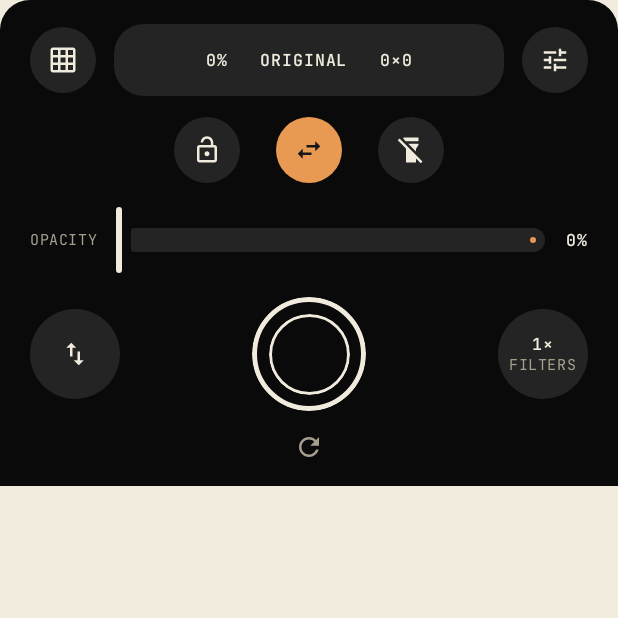
After one commit to alekslime/Picasso, an Android app built with Jetpack Compose: the composable CleanTraceDeck called with empty values, on a phone screen of 412 x 824 dp, the top half of it. The commit adds this screen. Run offline under Robolectric (Android 15) with nearby library versions, the phone set to English and light mode, and no system bars.

Commit message:
Make clean camera deck the default trace state
The trace screen previously opened with the full expanded panel
covering the camera, so it did not match the Figma hero. Add
CleanTraceDeck (readout pill, circular controls, opacity slider,
ring-shutter record, filter cycler) as the default state, with the
full panel as the expanded secondary state, plus viewfinder focus
marks. Sync all rounded corners to 20dp in theme shapes and chips.

```diff
--- /dev/null
+++ b/app/src/main/java/app/picasso/tracer/ui/trace/CleanTraceDeck.kt
@@ -0,0 +1,296 @@
+package app.picasso.tracer.ui.trace
+
+import androidx.compose.foundation.background
+import androidx.compose.foundation.border
+import androidx.compose.foundation.clickable
+import androidx.compose.foundation.layout.Arrangement
+import androidx.compose.foundation.layout.Box
+import androidx.compose.foundation.layout.Column
+import androidx.compose.foundation.layout.Row
+import androidx.compose.foundation.layout.Spacer
+import androidx.compose.foundation.layout.fillMaxWidth
+import androidx.compose.foundation.layout.height
+import androidx.compose.foundation.layout.padding
+import androidx.compose.foundation.layout.size
+import androidx.compose.foundation.shape.CircleShape
+import androidx.compose.foundation.shape.RoundedCornerShape
+import androidx.compose.material.icons.Icons
+import androidx.compose.material.icons.filled.FlashlightOff
+import androidx.compose.material.icons.filled.FlashlightOn
+import androidx.compose.material.icons.filled.GridOn
+import androidx.compose.material.icons.filled.Lock
+import androidx.compose.material.icons.filled.LockOpen
+import androidx.compose.material.icons.filled.Refresh
+import androidx.compose.material.icons.filled.SwapHoriz
+import androidx.compose.material.icons.filled.SwapVert
+import androidx.compose.material.icons.filled.Tune
+import androidx.compose.material3.Icon
+import androidx.compose.material3.MaterialTheme
+import androidx.compose.material3.Text
+import androidx.compose.runtime.Composable
+import androidx.compose.ui.Alignment
+import androidx.compose.ui.Modifier
+import androidx.compose.ui.draw.clip
+import androidx.compose.ui.graphics.Color
+import androidx.compose.ui.graphics.vector.ImageVector
+import androidx.compose.ui.res.stringResource
+import androidx.compose.ui.unit.dp
+import app.picasso.tracer.R
+import app.picasso.tracer.domain.model.TraceFilter
+import app.picasso.tracer.ui.theme.PicassoBlack
+import app.picasso.tracer.ui.theme.PicassoInk
+import app.picasso.tracer.ui.theme.PicassoOchre
+import app.picasso.tracer.ui.theme.PicassoPaper
+import app.picasso.tracer.ui.theme.PicassoPaperMuted
+import app.picasso.tracer.ui.theme.PicassoSurface
+import kotlin.math.roundToInt
+
+/**
+ * The Figma hero deck ("Trace — Clean Camera"): this is what the trace
+ * screen opens with. Black deck under the viewfinder, mono readout pill,
+ * circular controls, opacity slider and a ring shutter (Record).
+ * Tapping the pill (or Tune) expands the full [TraceControls] panel.
+ */
+@Composable
+fun CleanTraceDeck(
+    opacity: Float,
+    locked: Boolean,
+    torchOn: Boolean,
+    filter: TraceFilter,
+    gridVisible: Boolean,
+    gridRows: Int,
+    gridCols: Int,
+    recording: Boolean,
+    onOpacity: (Float) -> Unit,
+    onToggleLock: () -> Unit,
+    onFlipH: () -> Unit,
+    onFlipV: () -> Unit,
+    onToggleTorch: () -> Unit,
+    onToggleGrid: () -> Unit,
+    onResetView: () -> Unit,
+    onCycleFilter: () -> Unit,
+    onRecord: () -> Unit,
+    onExpand: () -> Unit,
+    modifier: Modifier = Modifier,
+) {
+    Column(
+        modifier = modifier
+            .fillMaxWidth()
+            .clip(RoundedCornerShape(topStart = 20.dp, topEnd = 20.dp))
+            .background(PicassoBlack)
+            .padding(horizontal = 20.dp, vertical = 16.dp),
+        verticalArrangement = Arrangement.spacedBy(14.dp),
+    ) {
+        // Row 1: grid · readout pill · expand
+        Row(
+            verticalAlignment = Alignment.CenterVertically,
+            horizontalArrangement = Arrangement.spacedBy(12.dp),
+            modifier = Modifier.fillMaxWidth(),
+        ) {
+            DeckButton(
+                icon = Icons.Default.GridOn,
+                description = stringResource(R.string.grid),
+                active = gridVisible,
+                size = 44,
+                onClick = onToggleGrid,
+            )
+            Row(
+                verticalAlignment = Alignment.CenterVertically,
+                horizontalArrangement = Arrangement.Center,
+                modifier = Modifier
+                    .weight(1f)
+                    .height(48.dp)
+                    .clip(RoundedCornerShape(20.dp))
+                    .background(PicassoSurface)
+                    .clickable(onClick = onExpand)
+                    .padding(horizontal = 12.dp),
+            ) {
+                Text(
+                    "${(opacity * 100).roundToInt()}%   ${filter.name}   $gridRows×$gridCols",
+                    style = MaterialTheme.typography.labelMedium,
+                    color = PicassoPaper,
+                )
+            }
+            DeckButton(
+                icon = Icons.Default.Tune,
+                description = stringResource(R.string.expand_panel),
+                active = false,
+                size = 44,
+                onClick = onExpand,
+            )
+        }
+
+        // Row 2: lock · flip (Ochre accent in the reference) · torch
+        Row(
+            horizontalArrangement = Arrangement.spacedBy(24.dp, Alignment.CenterHorizontally),
+            verticalAlignment = Alignment.CenterVertically,
+            modifier = Modifier.fillMaxWidth(),
+        ) {
+            DeckButton(
+                icon = if (locked) Icons.Default.Lock else Icons.Default.LockOpen,
+                description = stringResource(if (locked) R.string.unlock_overlay else R.string.lock_overlay),
+                active = locked,
+                size = 44,
+                onClick = onToggleLock,
+            )
+            DeckButton(
+                icon = Icons.Default.SwapHoriz,
+                description = stringResource(R.string.flip_horizontal),
+                active = true,
+                size = 44,
+                onClick = onFlipH,
+            )
+            DeckButton(
+                icon = if (torchOn) Icons.Default.FlashlightOn else Icons.Default.FlashlightOff,
+                description = stringResource(R.string.toggle_flashlight),
+                active = torchOn,
+                size = 44,
+                onClick = onToggleTorch,
+            )
+        }
+
+        // Opacity slider (hero shows it in the collapsed deck too)
+        Row(verticalAlignment = Alignment.CenterVertically) {
+            Text(
+                stringResource(R.string.opacity).uppercase(),
+                style = MaterialTheme.typography.labelSmall,
+                color = PicassoPaperMuted,
+            )
+            Spacer(Modifier.size(12.dp))
+            PicassoSlider(
+                value = opacity,
+                onValueChange = onOpacity,
+                modifier = Modifier.weight(1f),
+            )
+            Spacer(Modifier.size(12.dp))
+            Text(
+                "${(opacity * 100).roundToInt()}%",
+                style = MaterialTheme.typography.labelMedium,
+                color = PicassoPaper,
+            )
+        }
+
+        // Bottom row: flip V · ring shutter (Record) · filter cycler
+        Row(
+            verticalAlignment = Alignment.CenterVertically,
+            horizontalArrangement = Arrangement.SpaceBetween,
+            modifier = Modifier.fillMaxWidth(),
+        ) {
+            DeckButton(
+                icon = Icons.Default.SwapVert,
+                description = stringResource(R.string.flip_vertical),
+                active = false,
+                size = 60,
+                onClick = onFlipV,
+            )
+            // Ring shutter from the reference; records video in Picasso.
+            Box(
+                contentAlignment = Alignment.Center,
+                modifier = Modifier
+                    .size(76.dp)
+                    .clip(CircleShape)
+                    .border(3.dp, PicassoPaper, CircleShape)
+                    .clickable(onClick = onRecord),
+            ) {
+                Box(
+                    modifier = Modifier
+                        .size(54.dp)
+                        .clip(CircleShape)
+                        .border(2.dp, PicassoPaper, CircleShape)
+                        .background(if (recording) Color(0xFFC0392B) else Color.Transparent),
+                )
+            }
+            // 1×-style pill from the reference: cycles filters (ORIGINAL → …).
+            Column(
+                horizontalAlignment = Alignment.CenterHorizontally,
+                verticalArrangement = Arrangement.Center,
+                modifier = Modifier
+                    .size(60.dp)
+                    .clip(CircleShape)
+                    .background(PicassoSurface)
+                    .clickable(onClick = onCycleFilter),
+            ) {
+                Text(
+                    "1×",
+                    style = MaterialTheme.typography.labelMedium,
+                    color = PicassoPaper,
+                )
+                Text(
+                    stringResource(R.string.filters).uppercase(),
+                    style = MaterialTheme.typography.labelSmall,
+                    color = PicassoPaperMuted,
+                )
+            }
+        }
+        // Reset stays reachable without opening the panel.
+        Row(
+            horizontalArrangement = Arrangement.Center,
+            modifier = Modifier.fillMaxWidth(),
+        ) {
+            Icon(
+                Icons.Default.Refresh,
+                contentDescription = stringResource(R.string.reset_view),
+                tint = PicassoPaperMuted,
+                modifier = Modifier
+                    .size(20.dp)
+                    .clickable(onClick = onResetView),
+            )
+        }
+    }
+}
+
+@Composable
+private fun DeckButton(
+    icon: ImageVector,
+    description: String,
+    active: Boolean,
+    size: Int,
+    onClick: () -> Unit,
+) {
+    Box(
+        contentAlignment = Alignment.Center,
+        modifier = Modifier
+            .size(size.dp)
+            .clip(CircleShape)
+            .background(if (active) PicassoOchre else PicassoSurface)
+            .clickable(onClick = onClick),
+    ) {
+        Icon(
+            icon,
+            contentDescription = description,
+            tint = if (active) PicassoInk else PicassoPaper,
+            modifier = Modifier.size(20.dp),
+        )
+    }
+}
+
+/**
+ * Viewfinder dressing from the Figma hero: centre focus ring with the
+ * opacity readout and + focus marks. Purely decorative; gestures still
+ * land on the overlay underneath.
+ */
+@Composable
+fun FocusMarks(
+    opacity: Float,
+    modifier: Modifier = Modifier,
+) {
+    Box(modifier = modifier) {
+        Box(
+            contentAlignment = Alignment.Center,
+            modifier = Modifier
+                .align(Alignment.Center)
+                .size(66.dp)
+                .clip(CircleShape)
+                .border(1.5.dp, PicassoPaper.copy(alpha = 0.85f), CircleShape),
+        ) {
+            Text(
+                "${(opacity * 100).roundToInt()}%",
+                style = MaterialTheme.typography.labelMedium,
+                color = PicassoPaper,
+            )
+        }
+        Text("+", color = PicassoPaper, style = MaterialTheme.typography.titleMedium, modifier = Modifier.align(Alignment.TopEnd).padding(end = 36.dp, top = 24.dp))
+        Text("+", color = PicassoPaper, style = MaterialTheme.typography.titleMedium, modifier = Modifier.align(Alignment.BottomStart).padding(start = 40.dp, bottom = 30.dp))
+        Text("+", color = PicassoPaper, style = MaterialTheme.typography.titleMedium, modifier = Modifier.align(Alignment.BottomEnd).padding(end = 64.dp, bottom = 12.dp))
+    }
+}
--- a/app/src/main/java/app/picasso/tracer/ui/trace/PicassoControls.kt
+++ b/app/src/main/java/app/picasso/tracer/ui/trace/PicassoControls.kt
@@ -1,6 +1,7 @@
 package app.picasso.tracer.ui.trace
 
 import androidx.compose.foundation.layout.height
+import androidx.compose.foundation.shape.RoundedCornerShape
 import androidx.compose.material3.FilterChip
 import androidx.compose.material3.FilterChipDefaults
 import androidx.compose.material3.MaterialTheme
@@ -42,6 +43,7 @@ fun PicassoFilterChip(
             selectedLeadingIconColor = PicassoInk,
         ),
         border = null,
+        shape = RoundedCornerShape(20.dp),
         modifier = modifier.height(36.dp),
     )
 }
```
Also changed, not shown: app/src/main/java/app/picasso/tracer/ui/theme/Theme.kt (+6 -6 lines), app/src/main/java/app/picasso/tracer/ui/trace/TraceScreen.kt (+43 -10 lines), 1 other file.
